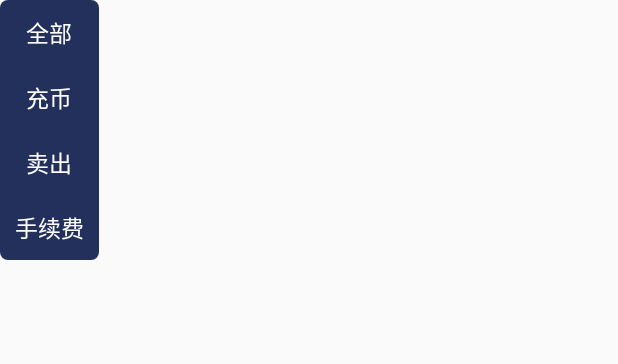
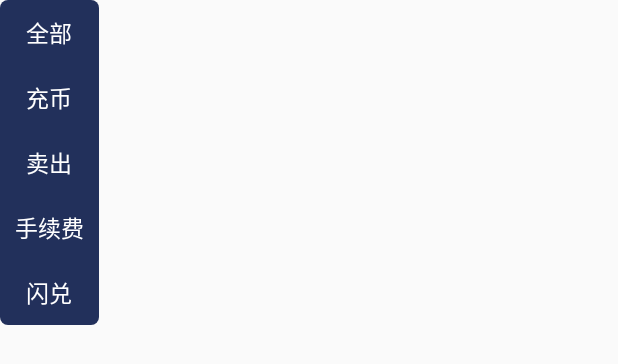
Before and after one commit to liyixaing/DarkTitan, an Android app: the layout dialog_dmt_screen.xml on its own in the app's theme, with its tools: preview values and no code run, on a phone screen of 412 x 824 dp. Shown: the top 364 px of the screen. Run offline under Robolectric (Android 15) with nearby library versions, the phone set to English and light mode, and no system bars.

Commit message:
2.0.2版本发布

```diff
--- a/app/build.gradle
+++ b/app/build.gradle
@@ -7,7 +7,7 @@ android {
         minSdkVersion 21
         targetSdkVersion 28
         versionCode 201
-        versionName "2.0.1"//更包的时候记得改版本号和app名称
+        versionName "2.0.2"//更包的时候记得改版本号和app名称
         testInstrumentationRunner "android.support.test.runner.AndroidJUnitRunner"
         vectorDrawables.useSupportLibrary = true
     }
--- a/app/src/main/res/layout/dialog_dmt_screen.xml
+++ b/app/src/main/res/layout/dialog_dmt_screen.xml
@@ -46,4 +46,13 @@
         android:text="@string/service_fee"
         android:textColor="@color/white"
         android:textSize="@dimen/sp_15" />
+    <TextView
+        android:id="@+id/tv_sd"
+        android:layout_width="match_parent"
+        android:layout_height="wrap_content"
+        android:gravity="center"
+        android:padding="@dimen/dp_10"
+        android:text="@string/flash_exchange"
+        android:textColor="@color/white"
+        android:textSize="@dimen/sp_15" />
 </LinearLayout>
--- a/baselibray/src/main/java/com/lxh/baselibray/net/ServiceGenerator.java
+++ b/baselibray/src/main/java/com/lxh/baselibray/net/ServiceGenerator.java
@@ -1,4 +1,6 @@
 package com.lxh.baselibray.net;
+
+import android.util.Log;
 
 import java.util.concurrent.TimeUnit;
 
@@ -11,8 +13,8 @@ public class ServiceGenerator {
     /**
      * 正式上线  泰瑞亚  记得修改版本号和服务器地址
      */
-//    public static final String BASE_URL = "http://app.trh.bar:80";//正式服
-    public static final String BASE_URL = "http://120.79.169.58:8881";//阿里测试服
+    public static final String BASE_URL = "http://app.trh.bar:80";//正式服
+//    public static final String BASE_URL = "http://120.79.169.58:8881";//阿里测试服
 //    public static final String BASE_URL = "http://192.168.31.136:9999";//本地测试服
 
     public static <T> T createService(Class<T> serviceClass) {
```
Also changed, not shown: app/src/main/java/lanjing/com/titan/activity/AssetTITANActivity.java (+7 -4 lines), 1 other file.
